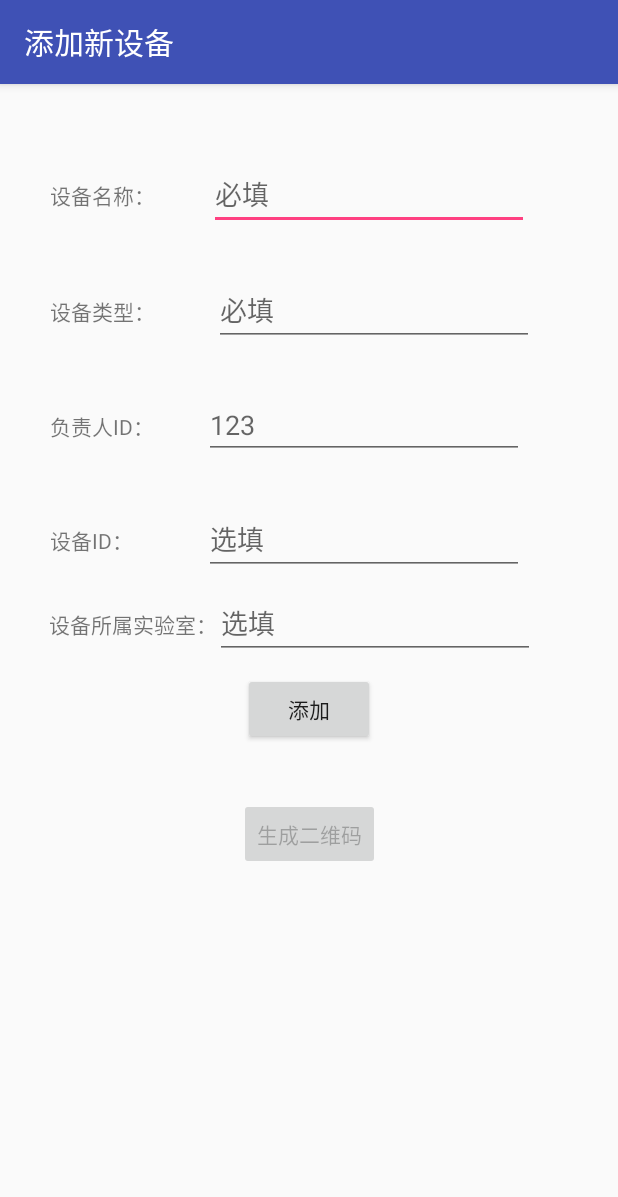
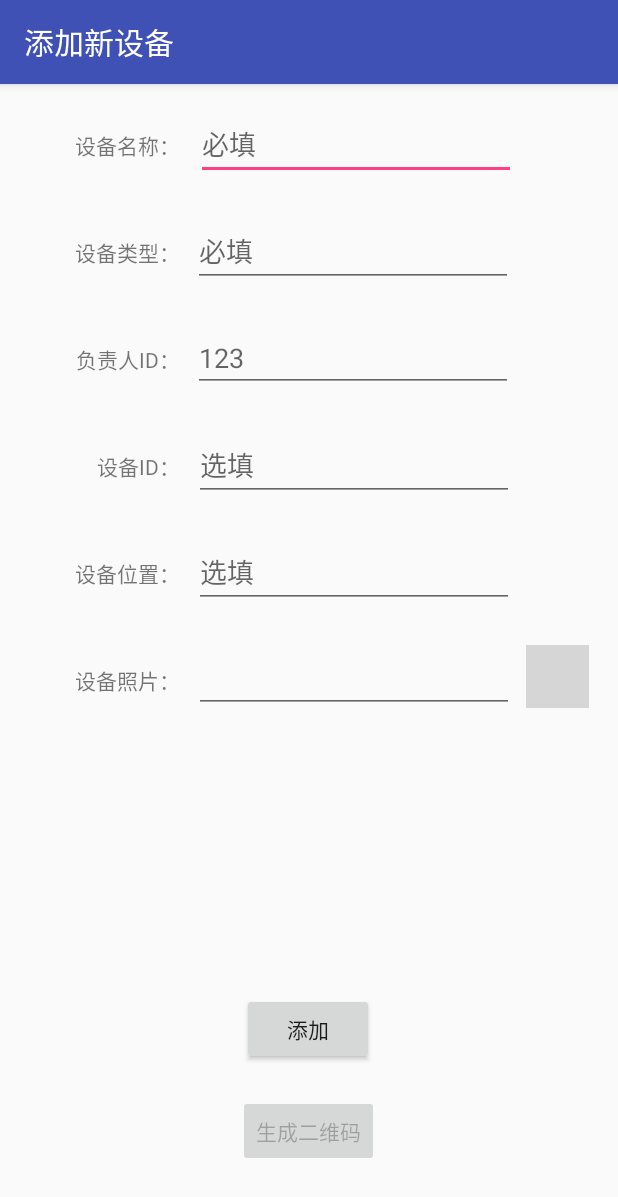
Before and after one commit to ChocoCLv/LIMS_CLIENT, an Android app: the AddDeviceActivity screen opened directly, with no data from a screen before it, on a phone screen of 412 x 824 dp. Shown: the top 1197 px of the screen. Run offline under Robolectric (Android 15) with nearby library versions, the phone set to English and light mode, and no system bars; network calls fail; grey boxes are pictures that could not be loaded.

Commit message:
将设备所属实验室改成设备默认的位置   并在界面中添加设备照片

```diff
--- a/app/src/main/java/com/choco/limsclient/Activities/LabAdmin/AddDeviceActivity.java
+++ b/app/src/main/java/com/choco/limsclient/Activities/LabAdmin/AddDeviceActivity.java
@@ -28,7 +28,7 @@ public class AddDeviceActivity extends AppCompatActivity {
     EditText edtDeviceType;
     EditText edtDevicePrincipal;
     EditText edtDeviceId;
-    EditText edtDeviceBelongTo;
+    EditText edtDeviceLocDefault;
     CurrentUserInformation userInfo;
     CommThread comm;
 
@@ -112,7 +112,7 @@ public class AddDeviceActivity extends AppCompatActivity {
         edtDeviceType = (EditText) findViewById(R.id.edt_deviceType);
         edtDevicePrincipal = (EditText) findViewById(R.id.edt_devicePrincipalId);
         edtDeviceId = (EditText) findViewById(R.id.edt_deviceId);
-        edtDeviceBelongTo = (EditText) findViewById(R.id.edt_deviceBelongTo);
+        edtDeviceLocDefault = (EditText) findViewById(R.id.edt_deviceLocDefault);
     }
 
     public void addDevice() {
@@ -120,7 +120,7 @@ public class AddDeviceActivity extends AppCompatActivity {
         String type = edtDeviceType.getText().toString();
         String principalId = edtDevicePrincipal.getText().toString();
         String deviceId = edtDeviceId.getText().toString();
-        String deviceBelongTo = edtDeviceBelongTo.getText().toString();
+        String deviceLocDefault = edtDeviceLocDefault.getText().toString();
         if (name.isEmpty() || type.isEmpty()) {
             Toast.makeText(this, "信息不能为空", Toast.LENGTH_SHORT).show();
             return;
@@ -137,7 +137,7 @@ public class AddDeviceActivity extends AppCompatActivity {
             jo.put("DEVICE_NAME", name);
             jo.put("DEVICE_TYPE", type);
             jo.put("DEVICE_PRINCIPAL_ID", principalId);
-            jo.put("DEVICE_BELONG_TO", deviceBelongTo);
+            jo.put("DEVICE_LOC_DEFAULT", deviceLocDefault);
         } catch (JSONException e) {
             e.printStackTrace();
         }
--- a/app/src/main/res/layout/activity_labadmin_add_device.xml
+++ b/app/src/main/res/layout/activity_labadmin_add_device.xml
@@ -13,12 +13,10 @@
         android:layout_width="wrap_content"
         android:layout_height="wrap_content"
         android:text="设备名称："
-        android:layout_marginStart="33dp"
-        app:layout_constraintBaseline_toBaselineOf="@+id/edt_deviceName"
-        tools:layout_constraintBaseline_creator="1"
-        tools:layout_constraintLeft_creator="1"
-        app:layout_constraintLeft_toLeftOf="parent"
-        android:layout_marginLeft="33dp" />
+        app:layout_constraintTop_toTopOf="parent"
+        android:layout_marginTop="30dp"
+        android:layout_marginLeft="50dp"
+        app:layout_constraintLeft_toLeftOf="parent" />
 
     <EditText
         android:id="@+id/edt_deviceName"
@@ -28,12 +26,11 @@
         android:hint="必填"
         android:inputType="textPersonName"
         android:layout_marginEnd="59dp"
-        tools:layout_constraintTop_creator="1"
-        tools:layout_constraintRight_creator="1"
-        app:layout_constraintRight_toRightOf="parent"
-        android:layout_marginTop="49dp"
-        app:layout_constraintTop_toTopOf="parent"
-        android:layout_marginRight="59dp" />
+        app:layout_constraintBaseline_toBaselineOf="@+id/textView6"
+        app:layout_constraintLeft_toRightOf="@+id/textView6"
+        android:layout_marginLeft="1dp"
+        android:layout_marginRight="8dp"
+        app:layout_constraintRight_toRightOf="parent" />
 
     <TextView
         android:id="@+id/textView7"
@@ -41,11 +38,13 @@
         android:layout_height="wrap_content"
         android:text="设备类型："
         android:layout_marginStart="33dp"
-        app:layout_constraintBaseline_toBaselineOf="@+id/edt_deviceType"
-        tools:layout_constraintBaseline_creator="1"
-        tools:layout_constraintLeft_creator="1"
-        app:layout_constraintLeft_toLeftOf="parent"
-        android:layout_marginLeft="33dp" />
+        android:layout_marginLeft="0dp"
+        app:layout_constraintLeft_toLeftOf="@+id/textView6"
+        android:layout_marginRight="0dp"
+        app:layout_constraintRight_toRightOf="@+id/textView6"
+        app:layout_constraintHorizontal_bias="1.0"
+        android:layout_marginTop="50dp"
+        app:layout_constraintTop_toBottomOf="@+id/textView6" />
 
     <EditText
         android:id="@+id/edt_deviceType"
@@ -55,25 +54,24 @@
         android:ems="10"
         android:hint="必填"
         android:inputType="textPersonName"
-        tools:layout_constraintTop_creator="1"
-        android:layout_marginTop="29dp"
-        app:layout_constraintTop_toBottomOf="@+id/edt_deviceName"
-        tools:layout_constraintLeft_creator="1"
+        app:layout_constraintBaseline_toBaselineOf="@+id/textView7"
+        android:layout_marginLeft="8dp"
         app:layout_constraintLeft_toLeftOf="@+id/edt_deviceName"
-        android:layout_marginLeft="3dp" />
+        android:layout_marginRight="8dp"
+        app:layout_constraintRight_toRightOf="@+id/edt_deviceName" />
 
     <Button
         android:id="@+id/btn_add"
         android:layout_width="wrap_content"
         android:layout_height="wrap_content"
         android:text="添加"
-        android:layout_marginStart="17dp"
-        tools:layout_constraintTop_creator="1"
-        android:layout_marginTop="9dp"
-        app:layout_constraintTop_toBottomOf="@+id/edt_deviceBelongTo"
-        tools:layout_constraintLeft_creator="1"
-        app:layout_constraintLeft_toRightOf="@+id/textView8"
-        android:layout_marginLeft="17dp" />
+        android:layout_marginBottom="20dp"
+        app:layout_constraintBottom_toTopOf="@+id/btn_genQR"
+        android:layout_marginLeft="8dp"
+        app:layout_constraintLeft_toLeftOf="parent"
+        android:layout_marginRight="8dp"
+        app:layout_constraintRight_toRightOf="parent"
+        app:layout_constraintHorizontal_bias="0.498" />
 
     <TextView
         android:id="@+id/textView"
@@ -81,11 +79,13 @@
         android:layout_height="wrap_content"
         android:layout_marginStart="33dp"
         android:text="负责人ID："
-        app:layout_constraintBaseline_toBaselineOf="@+id/edt_devicePrincipalId"
-        tools:layout_constraintBaseline_creator="1"
-        tools:layout_constraintLeft_creator="1"
-        app:layout_constraintLeft_toLeftOf="parent"
-        android:layout_marginLeft="33dp" />
+        android:layout_marginLeft="0dp"
+        app:layout_constraintLeft_toLeftOf="@+id/textView7"
+        android:layout_marginRight="0dp"
+        app:layout_constraintRight_toRightOf="@+id/textView7"
+        app:layout_constraintHorizontal_bias="1.0"
+        android:layout_marginTop="50dp"
+        app:layout_constraintTop_toBottomOf="@+id/textView7" />
 
     <EditText
         android:id="@+id/edt_devicePrincipalId"
@@ -94,13 +94,12 @@
         android:ems="10"
         android:hint="必填"
         android:inputType="number"
-        tools:layout_constraintTop_creator="1"
-        tools:layout_constraintRight_creator="1"
-        app:layout_constraintRight_toRightOf="@+id/edt_deviceId"
-        android:layout_marginTop="30dp"
-        app:layout_constraintTop_toBottomOf="@+id/edt_deviceType"
-        tools:layout_constraintLeft_creator="1"
-        app:layout_constraintLeft_toLeftOf="@+id/edt_deviceId" />
+        android:layout_marginLeft="8dp"
+        app:layout_constraintLeft_toLeftOf="@+id/edt_deviceType"
+        android:layout_marginRight="0dp"
+        app:layout_constraintRight_toRightOf="@+id/edt_deviceType"
+        app:layout_constraintBaseline_toBaselineOf="@+id/textView"
+        app:layout_constraintHorizontal_bias="1.0" />
 
     <Button
         android:id="@+id/btn_genQR"
@@ -109,13 +108,13 @@
         android:enabled="false"
         android:text="生成二维码"
         tools:enabled="false"
-        tools:layout_constraintTop_creator="1"
-        tools:layout_constraintRight_creator="1"
+        android:layout_marginLeft="8dp"
+        app:layout_constraintLeft_toLeftOf="parent"
+        android:layout_marginRight="8dp"
         app:layout_constraintRight_toRightOf="parent"
-        android:layout_marginTop="35dp"
-        app:layout_constraintTop_toBottomOf="@+id/btn_add"
-        tools:layout_constraintLeft_creator="1"
-        app:layout_constraintLeft_toLeftOf="parent" />
+        app:layout_constraintBottom_toBottomOf="parent"
+        android:layout_marginBottom="46dp"
+        app:layout_constraintHorizontal_bias="0.498" />
 
     <TextView
         android:id="@+id/textView2"
@@ -123,11 +122,13 @@
         android:layout_height="wrap_content"
         android:text="设备ID："
         android:layout_marginStart="33dp"
-        app:layout_constraintBaseline_toBaselineOf="@+id/edt_deviceId"
-        tools:layout_constraintBaseline_creator="1"
-        tools:layout_constraintLeft_creator="1"
-        app:layout_constraintLeft_toLeftOf="parent"
-        android:layout_marginLeft="33dp" />
+        android:layout_marginLeft="0dp"
+        app:layout_constraintLeft_toLeftOf="@+id/textView"
+        android:layout_marginRight="0dp"
+        app:layout_constraintRight_toRightOf="@+id/textView"
+        android:layout_marginTop="50dp"
+        app:layout_constraintTop_toBottomOf="@+id/textView"
+        app:layout_constraintHorizontal_bias="1.0" />
 
     <EditText
         android:id="@+id/edt_deviceId"
@@ -137,37 +138,73 @@
         android:ems="10"
         android:hint="选填"
         android:inputType="number"
-        tools:layout_constraintTop_creator="1"
-        tools:layout_constraintRight_creator="1"
-        app:layout_constraintRight_toRightOf="@+id/edt_deviceBelongTo"
-        android:layout_marginTop="29dp"
-        app:layout_constraintTop_toBottomOf="@+id/edt_devicePrincipalId"
-        android:layout_marginRight="7dp" />
+        app:layout_constraintBaseline_toBaselineOf="@+id/textView2"
+        android:layout_marginLeft="8dp"
+        app:layout_constraintLeft_toLeftOf="@+id/edt_devicePrincipalId"
+        android:layout_marginRight="8dp"
+        app:layout_constraintRight_toRightOf="@+id/edt_devicePrincipalId" />
 
     <TextView
         android:id="@+id/textView8"
         android:layout_width="wrap_content"
         android:layout_height="wrap_content"
-        android:text="设备所属实验室："
-        tools:layout_constraintRight_creator="1"
+        android:layout_marginLeft="0dp"
+        android:layout_marginRight="0dp"
+        android:layout_marginTop="50dp"
+        android:text="设备位置："
+        app:layout_constraintHorizontal_bias="1.0"
+        app:layout_constraintLeft_toLeftOf="@+id/textView2"
         app:layout_constraintRight_toRightOf="@+id/textView2"
-        app:layout_constraintBaseline_toBaselineOf="@+id/edt_deviceBelongTo"
-        tools:layout_constraintBaseline_creator="1"
-        tools:layout_constraintLeft_creator="1"
-        app:layout_constraintLeft_toRightOf="@+id/textView2" />
+        app:layout_constraintTop_toBottomOf="@+id/textView2" />
 
     <EditText
-        android:id="@+id/edt_deviceBelongTo"
+        android:id="@+id/edt_deviceLocDefault"
         android:layout_width="wrap_content"
         android:layout_height="wrap_content"
-        android:layout_marginTop="8dp"
+        android:layout_marginLeft="8dp"
+        android:layout_marginRight="8dp"
         android:ems="10"
         android:hint="选填"
         android:inputType="textPersonName"
-        app:layout_constraintLeft_toRightOf="@+id/btn_add"
-        app:layout_constraintRight_toRightOf="@+id/btn_add"
-        app:layout_constraintTop_toBottomOf="@+id/edt_deviceId"
-        tools:layout_constraintLeft_creator="1"
-        tools:layout_constraintRight_creator="1"
-        tools:layout_constraintTop_creator="1" />
+        app:layout_constraintBaseline_toBaselineOf="@+id/textView8"
+        app:layout_constraintLeft_toLeftOf="@+id/edt_deviceId"
+        app:layout_constraintRight_toRightOf="@+id/edt_deviceId" />
+
+    <TextView
+        android:id="@+id/textView9"
+        android:layout_width="wrap_content"
+        android:layout_height="wrap_content"
+        android:text="设备照片："
+        android:layout_marginLeft="0dp"
+        app:layout_constraintLeft_toLeftOf="@+id/textView8"
+        android:layout_marginRight="0dp"
+        app:layout_constraintRight_toRightOf="@+id/textView8"
+        android:layout_marginTop="50dp"
+        app:layout_constraintTop_toBottomOf="@+id/textView8" />
+
+    <EditText
+        android:id="@+id/edt_devicePhotos"
+        android:layout_width="wrap_content"
+        android:layout_height="wrap_content"
+        android:ems="10"
+        android:inputType="textPersonName"
+        app:layout_constraintBaseline_toBaselineOf="@+id/textView9"
+        android:layout_marginLeft="0dp"
+        app:layout_constraintLeft_toLeftOf="@+id/edt_deviceLocDefault"
+        android:layout_marginRight="0dp"
+        app:layout_constraintRight_toRightOf="@+id/edt_deviceLocDefault" />
+
+    <ImageButton
+        android:id="@+id/ib_takeDevicePhoto"
+        android:layout_width="42dp"
+        android:layout_height="42dp"
+        android:layout_marginBottom="0dp"
+        android:layout_marginLeft="8dp"
+        android:layout_marginTop="0dp"
+        android:background="@color/zxing_transparent"
+        app:layout_constraintBottom_toBottomOf="@+id/edt_devicePhotos"
+        app:layout_constraintLeft_toRightOf="@+id/edt_devicePhotos"
+        app:layout_constraintTop_toTopOf="@+id/edt_devicePhotos"
+        app:layout_constraintVertical_bias="0.0"
+        app:srcCompat="@android:drawable/ic_menu_add" />
 </android.support.constraint.ConstraintLayout>
```
